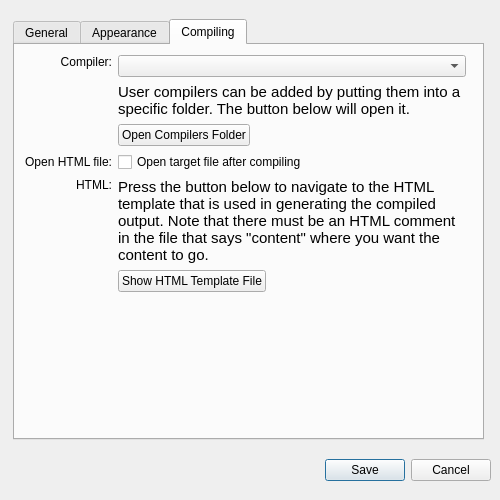
This is src/preferencesdialog.ui in ali-rantakari/QarkDown as Qt 5 draws it before an edit. The edited form follows.
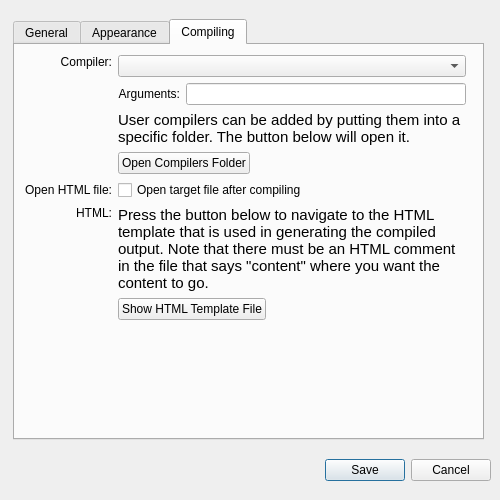
This is the edited form. The open tabs and pages were chosen to show the change.

Commit message:
Add per-compiler arguments setting.
Allow setting arguments for each compiler in the preferences dialog. Use them when compiling. Report stderr output as error text when compiling fails (useful when the arguments are incorrect).

```diff
--- a/src/preferencesdialog.ui
+++ b/src/preferencesdialog.ui
@@ -503,7 +503,7 @@
       </rect>
      </property>
      <layout class="QGridLayout" name="gridLayout_3">
-      <item row="5" column="0">
+      <item row="6" column="0">
        <spacer name="verticalSpacer_4">
         <property name="orientation">
          <enum>Qt::Vertical</enum>
@@ -531,6 +531,23 @@
         <item>
          <widget class="QComboBox" name="compilersComboBox"/>
         </item>
+        <item>
+         <layout class="QHBoxLayout" name="horizontalLayout_6">
+          <item>
+           <widget class="QLabel" name="label">
+            <property name="text">
+             <string>Arguments:</string>
+            </property>
+            <property name="alignment">
+             <set>Qt::AlignRight|Qt::AlignTrailing|Qt::AlignVCenter</set>
+            </property>
+           </widget>
+          </item>
+          <item>
+           <widget class="QLineEdit" name="compilerArgsField"/>
+          </item>
+         </layout>
+        </item>
         <item>
          <widget class="QLabel" name="infoLabel4">
           <property name="font">
@@ -572,7 +589,7 @@
         </item>
        </layout>
       </item>
-      <item row="2" column="0">
+      <item row="3" column="0">
        <widget class="QLabel" name="label_8">
         <property name="text">
          <string>Open HTML file:</string>
@@ -582,14 +599,14 @@
         </property>
        </widget>
       </item>
-      <item row="2" column="1">
+      <item row="3" column="1">
        <widget class="QCheckBox" name="openTargetAfterCompilingCheckBox">
         <property name="text">
          <string>Open target file after compiling</string>
         </property>
        </widget>
       </item>
-      <item row="3" column="0">
+      <item row="4" column="0">
        <widget class="QLabel" name="label_10">
         <property name="text">
          <string>HTML:</string>
@@ -599,7 +616,7 @@
         </property>
        </widget>
       </item>
-      <item row="3" column="1">
+      <item row="4" column="1">
        <layout class="QVBoxLayout" name="verticalLayout_9">
         <item>
          <widget class="QLabel" name="infoLabel5">
```
Left out of the diff: 2 changed lines with no effect on the pictures. The commit also changes 6 other files.
